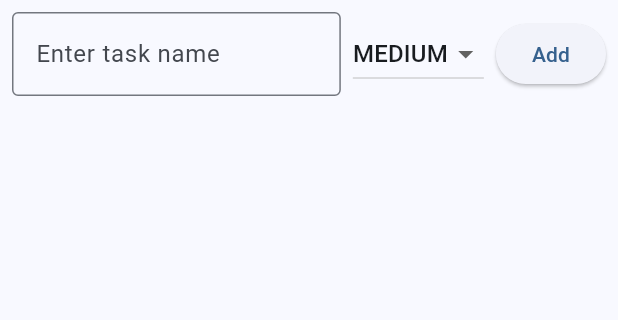
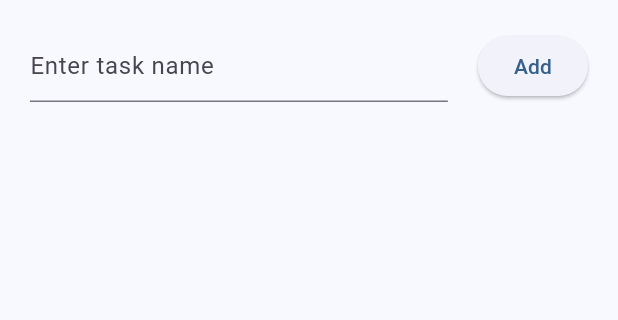
Before and after one commit to Jrollins13/CRUDwork, a Flutter app: the screen it shows after launch, on a phone screen of 412 x 824 dp, the part 84-404 px from its top. Run offline on Flutter 3.47's test engine with Material 3 defaults, Android fonts, the phone set to English and light mode, and no system bars.

Commit message:
Update main.dart
Draft2

```diff
--- a/lib/main.dart
+++ b/lib/main.dart
@@ -13,7 +13,6 @@
       title: 'Task Manager',
       theme: ThemeData(
         colorScheme: ColorScheme.fromSeed(seedColor: Colors.blue),
-        useMaterial3: true,
       ),
       home: const TaskListScreen(),
     );
@@ -23,16 +22,9 @@
 class Task {
   String name;
   bool isCompleted;
-  Priority priority;
 
-  Task({
-    required this.name,
-    this.isCompleted = false,
-    this.priority = Priority.medium
-  });
+  Task({required this.name, this.isCompleted = false});
 }
-
-enum Priority { low, medium, high }
 
 class TaskListScreen extends StatefulWidget {
   const TaskListScreen({super.key});
@@ -44,19 +36,14 @@
 class _TaskListScreenState extends State<TaskListScreen> {
   final List<Task> _tasks = [];
   final TextEditingController _taskController = TextEditingController();
-  Priority _selectedPriority = Priority.medium;
 
   void _addTask() {
     if (_taskController.text.isEmpty) return;
 
     setState(() {
-      _tasks.add(Task(
-        name: _taskController.text,
-        priority: _selectedPriority,
-      ));
+      _tasks.add(Task(name: _taskController.text));
       _taskController.clear();
     });
-    _sortTasks();
   }
 
   void _toggleTask(int index) {
@@ -71,12 +58,6 @@
     });
   }
 
-  void _sortTasks() {
-    setState(() {
-      _tasks.sort((a, b) => b.priority.index.compareTo(a.priority.index));
-    });
-  }
-
   @override
   Widget build(BuildContext context) {
     return Scaffold(
@@ -87,7 +68,7 @@
       body: Column(
         children: [
           Padding(
-            padding: const EdgeInsets.all(8.0),
+            padding: const EdgeInsets.all(20.0),
             child: Row(
               children: [
                 Expanded(
@@ -95,32 +76,11 @@
                     controller: _taskController,
                     decoration: const InputDecoration(
                       hintText: 'Enter task name',
-                      border: OutlineInputBorder(),
                     ),
                   ),
                 ),
-                const SizedBox(width: 8),
-                DropdownButton<Priority>(
-                  value: _selectedPriority,
-                  items: Priority.values.map((priority) {
-                    return DropdownMenuItem(
-                      value: priority,
-                      child: Text(priority.name.toUpperCase()),
-                    );
-                  }).toList(),
-                  onChanged: (Priority? newValue) {
-                    if (newValue != null) {
-                      setState(() {
-                        _selectedPriority = newValue;
-                      });
-                    }
-                  },
-                ),
-                const SizedBox(width: 8),
-                ElevatedButton(
-                  onPressed: _addTask,
-                  child: const Text('Add'),
-                ),
+                const SizedBox(width: 20),
+                ElevatedButton(onPressed: _addTask, child: const Text('Add')),
               ],
             ),
           ),
@@ -134,7 +94,6 @@
                     onChanged: (_) => _toggleTask(index),
                   ),
                   title: Text(_tasks[index].name),
-                  subtitle: Text('Priority: ${_tasks[index].priority.name.toUpperCase()}'),
                   trailing: IconButton(
                     icon: const Icon(Icons.delete),
                     onPressed: () => _deleteTask(index),
@@ -147,10 +106,4 @@
       ),
     );
   }
-
-  @override
-  void dispose() {
-    _taskController.dispose();
-    super.dispose();
-  }
 }
```
